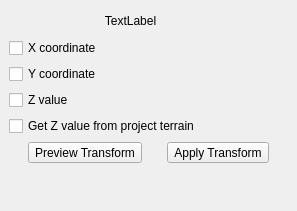
Before: the Qt Designer form src/ui/mesh/qgsmeshtransformcoordinatesdockwidgetbase.ui in qgis/QGIS, drawn with Qt 5.
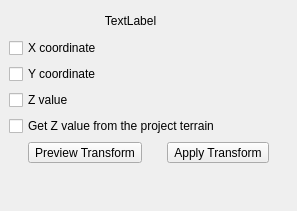
After: the same form once the commit is applied. Icons and pictures are not drawn. Custom widgets are drawn as their Qt base class.

```diff
--- a/src/ui/mesh/qgsmeshtransformcoordinatesdockwidgetbase.ui
+++ b/src/ui/mesh/qgsmeshtransformcoordinatesdockwidgetbase.ui
@@ -41,7 +41,7 @@
     <item row="4" column="0">
      <widget class="QCheckBox" name="mCheckBoxZFromProjectTerrain">
       <property name="text">
-       <string>Get Z value from project terrain</string>
+       <string>Get Z value from the project terrain</string>
       </property>
      </widget>
     </item>
```
